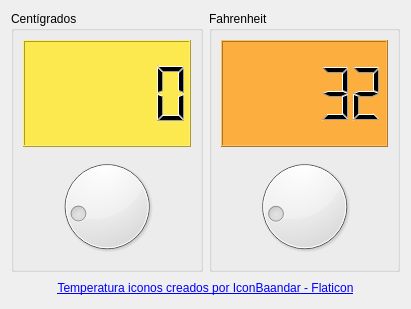
Old version of the form conversor.ui in the repository thediegocoder/P61-Conversor-Temperatura.
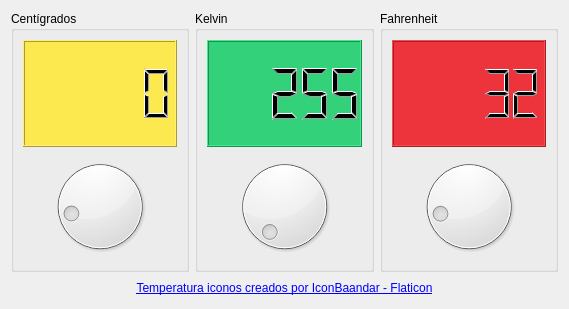
New version of the form. Icons and pictures are not drawn.

```diff
--- a/conversor.ui
+++ b/conversor.ui
@@ -6,7 +6,7 @@
    <rect>
     <x>0</x>
     <y>0</y>
-    <width>411</width>
+    <width>569</width>
     <height>309</height>
    </rect>
   </property>
@@ -59,13 +59,48 @@
       <item>
        <widget class="QGroupBox" name="groupBox_2">
         <property name="title">
-         <string>Fahrenheit</string>
+         <string>Kelvin</string>
+        </property>
+        <property name="checkable">
+         <bool>false</bool>
         </property>
         <layout class="QVBoxLayout" name="verticalLayout_2">
          <item>
+          <widget class="QLCDNumber" name="outKel">
+           <property name="styleSheet">
+            <string notr="true">background-color: rgb(51, 209, 122);</string>
+           </property>
+           <property name="value" stdset="0">
+            <double>255.000000000000000</double>
+           </property>
+           <property name="intValue" stdset="0">
+            <number>255</number>
+           </property>
+          </widget>
+         </item>
+         <item>
+          <widget class="QDial" name="inKel">
+           <property name="minimum">
+            <number>255</number>
+           </property>
+           <property name="maximum">
+            <number>372</number>
+           </property>
+          </widget>
+         </item>
+        </layout>
+       </widget>
+      </item>
+      <item>
+       <widget class="QGroupBox" name="groupBox_3">
+        <property name="title">
+         <string>Fahrenheit</string>
+        </property>
+        <layout class="QVBoxLayout" name="verticalLayout_4">
+         <item>
           <widget class="QLCDNumber" name="outFahr">
            <property name="styleSheet">
-            <string notr="true">background-color: rgb(252, 175, 62);</string>
+            <string notr="true">background-color: rgb(237, 51, 59);</string>
            </property>
            <property name="intValue" stdset="0">
             <number>32</number>
```
Left out of the diff: 22 changed lines with no effect on the pictures.
